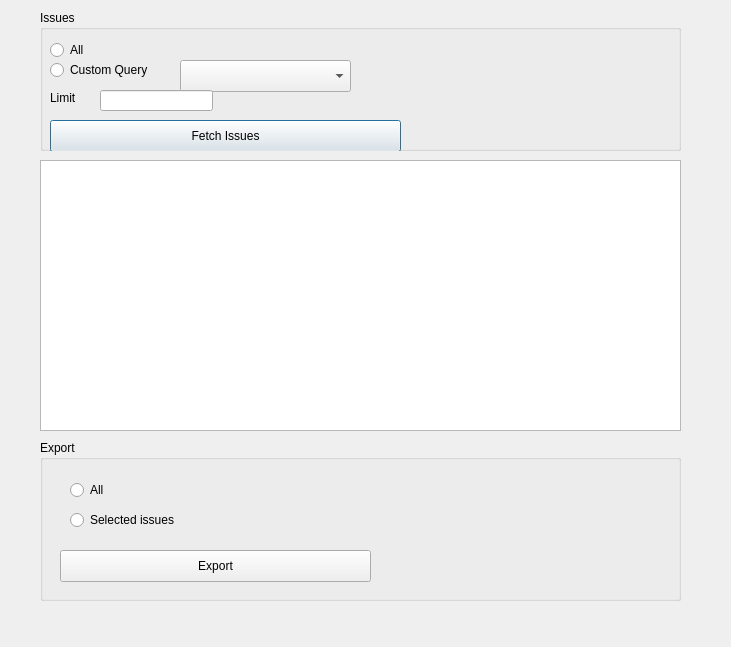
Qt form ui/issues_dialog.ui (gtt-project/qgis_lobsta) before a commit.
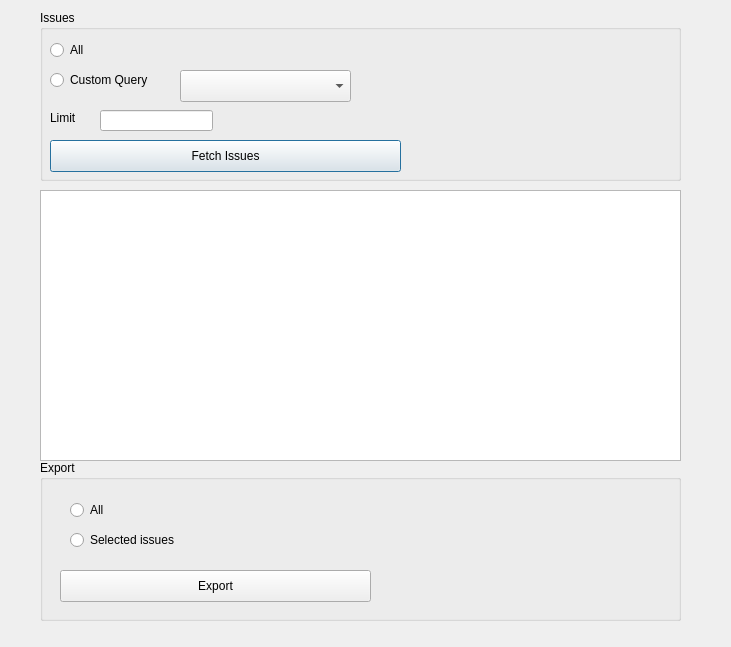
The same form after that commit.

Commit message: fix issue dialog ui

```diff
--- a/ui/issues_dialog.ui
+++ b/ui/issues_dialog.ui
@@ -17,7 +17,7 @@
    <property name="geometry">
     <rect>
      <x>40</x>
-     <y>160</y>
+     <y>190</y>
      <width>641</width>
      <height>271</height>
     </rect>
@@ -29,7 +29,7 @@
      <x>40</x>
      <y>10</y>
      <width>641</width>
-     <height>141</height>
+     <height>171</height>
     </rect>
    </property>
    <property name="title">
@@ -52,7 +52,7 @@
     <property name="geometry">
      <rect>
       <x>10</x>
-      <y>50</y>
+      <y>60</y>
       <width>121</width>
       <height>20</height>
      </rect>
@@ -65,7 +65,7 @@
     <property name="geometry">
      <rect>
       <x>140</x>
-      <y>50</y>
+      <y>60</y>
       <width>171</width>
       <height>32</height>
      </rect>
@@ -75,7 +75,7 @@
     <property name="geometry">
      <rect>
       <x>10</x>
-      <y>80</y>
+      <y>100</y>
       <width>80</width>
       <height>16</height>
      </rect>
@@ -88,7 +88,7 @@
     <property name="geometry">
      <rect>
       <x>60</x>
-      <y>80</y>
+      <y>100</y>
       <width>113</width>
       <height>21</height>
      </rect>
@@ -98,7 +98,7 @@
     <property name="geometry">
      <rect>
       <x>10</x>
-      <y>110</y>
+      <y>130</y>
       <width>351</width>
       <height>32</height>
      </rect>
@@ -112,7 +112,7 @@
    <property name="geometry">
     <rect>
      <x>40</x>
-     <y>440</y>
+     <y>460</y>
      <width>641</width>
      <height>161</height>
     </rect>
```
